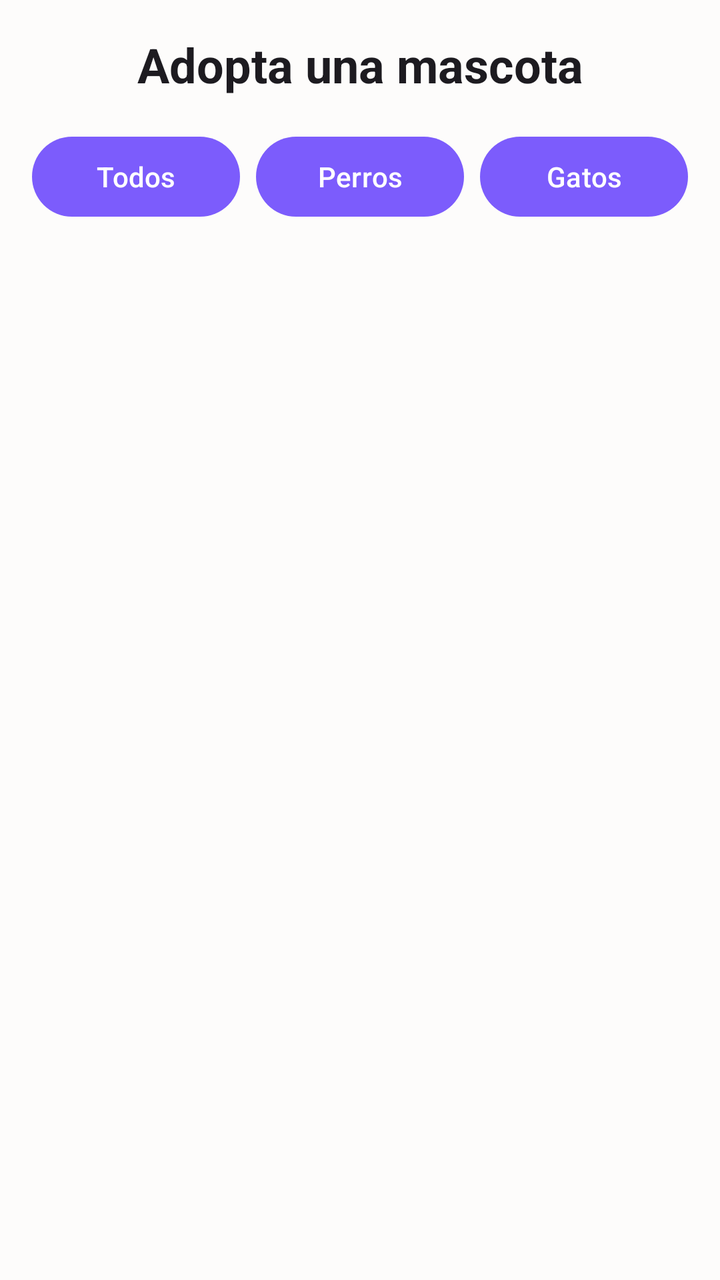
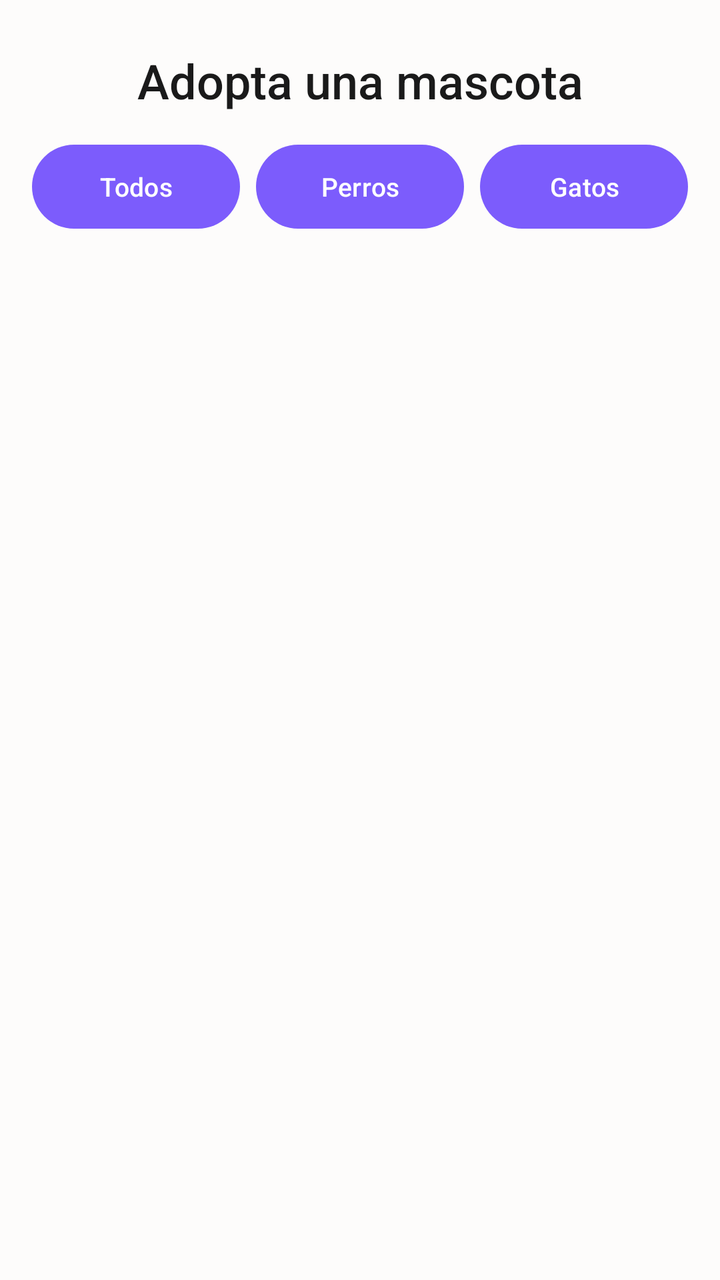

Screens rendered from an Android XML layout before and after an edit, with the pre-edit source and the edit as a unified diff.
<!-- AndroidManifest.xml: application theme Theme.Parcial1amacn4avdifilippopineruavilca -->
<!-- res/layout/activity_pet_list.xml -->
<?xml version="1.0" encoding="utf-8"?>
<LinearLayout xmlns:android="http://schemas.android.com/apk/res/android"
    xmlns:tools="http://schemas.android.com/tools"
    android:id="@+id/main"
    android:layout_width="match_parent"
    android:layout_height="match_parent"
    android:orientation="vertical"
    android:background="?android:attr/windowBackground"
    tools:context=".PetListActivity">

    <TextView
        android:id="@+id/tv_title"
        android:layout_width="match_parent"
        android:layout_height="wrap_content"
        android:text="@string/title_adopt"
        android:textSize="@dimen/text_size_title"
        android:textStyle="bold"
        android:textColor="?android:attr/textColorPrimary"
        android:gravity="center"
        android:padding="@dimen/padding_medium" />

    <LinearLayout
        android:layout_width="match_parent"
        android:layout_height="wrap_content"
        android:orientation="horizontal"
        android:gravity="center"
        android:paddingHorizontal="@dimen/padding_medium"
        android:paddingBottom="@dimen/padding_small">

        <Button
            android:id="@+id/btn_filter_all"
            android:layout_width="0dp"
            android:layout_height="wrap_content"
            android:layout_weight="1"
            android:layout_marginEnd="@dimen/margin_small"
            android:text="@string/filter_all" />

        <Button
            android:id="@+id/btn_filter_dogs"
            android:layout_width="0dp"
            android:layout_height="wrap_content"
            android:layout_weight="1"
            android:layout_marginEnd="@dimen/margin_small"
            android:text="@string/filter_dogs" />

        <Button
            android:id="@+id/btn_filter_cats"
            android:layout_width="0dp"
            android:layout_height="wrap_content"
            android:layout_weight="1"
            android:text="@string/filter_cats" />
    </LinearLayout>

    <ScrollView
        android:layout_width="match_parent"
        android:layout_height="0dp"
        android:layout_weight="1"
        android:paddingHorizontal="@dimen/padding_medium">

        <LinearLayout
            android:id="@+id/layout_pet_container"
            android:layout_width="match_parent"
            android:layout_height="wrap_content"
            android:orientation="vertical"
            android:paddingBottom="@dimen/padding_medium" />
    </ScrollView>

</LinearLayout>
<!-- resources referenced by this layout -->
<resources>
  <dimen name="margin_small">8dp</dimen>
  <dimen name="padding_medium">16dp</dimen>
  <dimen name="padding_small">8dp</dimen>
  <dimen name="text_size_title">24sp</dimen>
  <string name="filter_all">Todos</string>
  <string name="filter_cats">Gatos</string>
  <string name="filter_dogs">Perros</string>
  <string name="title_adopt">Adopta una mascota</string>
  <style name="Theme.Parcial1amacn4avdifilippopineruavilca" parent="Base.Theme.Parcial1amacn4avdifilippopineruavilca" />
  <style name="Base.Theme.Parcial1amacn4avdifilippopineruavilca" parent="Theme.Material3.DayNight.NoActionBar">
          <item name="colorPrimary">@color/accent</item>
          <item name="android:windowBackground">@color/background</item>
          <item name="android:statusBarColor">@color/background</item>
          <item name="android:windowLightStatusBar">true</item>
      </style>
  <color name="accent">#7C5CFC</color>
  <color name="background">#FDFCFB</color>
</resources>

<!-- the commit's change to res/layout/activity_pet_list.xml (unified diff, before → after) -->
@@ -1,11 +1,12 @@
 <?xml version="1.0" encoding="utf-8"?>
 <LinearLayout xmlns:android="http://schemas.android.com/apk/res/android"
+    xmlns:app="http://schemas.android.com/apk/res-auto"
     xmlns:tools="http://schemas.android.com/tools"
     android:id="@+id/main"
     android:layout_width="match_parent"
     android:layout_height="match_parent"
     android:orientation="vertical"
-    android:background="?android:attr/windowBackground"
+    android:background="@color/background"
     tools:context=".PetListActivity">
 
     <TextView
@@ -13,41 +14,54 @@
         android:layout_width="match_parent"
         android:layout_height="wrap_content"
         android:text="@string/title_adopt"
-        android:textSize="@dimen/text_size_title"
-        android:textStyle="bold"
-        android:textColor="?android:attr/textColorPrimary"
+        android:textSize="24sp"
+        android:fontFamily="sans-serif-medium"
+        android:textColor="@color/text_primary"
         android:gravity="center"
-        android:padding="@dimen/padding_medium" />
+        android:paddingTop="24dp"
+        android:paddingBottom="16dp" />
 
     <LinearLayout
         android:layout_width="match_parent"
         android:layout_height="wrap_content"
         android:orientation="horizontal"
         android:gravity="center"
-        android:paddingHorizontal="@dimen/padding_medium"
-        android:paddingBottom="@dimen/padding_small">
+        android:paddingHorizontal="16dp"
+        android:paddingBottom="16dp">
 
-        <Button
+        <com.google.android.material.button.MaterialButton
             android:id="@+id/btn_filter_all"
             android:layout_width="0dp"
-            android:layout_height="wrap_content"
+            android:layout_height="42dp"
             android:layout_weight="1"
-            android:layout_marginEnd="@dimen/margin_small"
+            android:layout_marginEnd="8dp"
+            android:textSize="13sp"
+            android:insetTop="0dp"
+            android:insetBottom="0dp"
+            app:cornerRadius="21dp"
             android:text="@string/filter_all" />
 
-        <Button
+        <com.google.android.material.button.MaterialButton
             android:id="@+id/btn_filter_dogs"
             android:layout_width="0dp"
-            android:layout_height="wrap_content"
+            android:layout_height="42dp"
             android:layout_weight="1"
-            android:layout_marginEnd="@dimen/margin_small"
+            android:layout_marginEnd="8dp"
+            android:textSize="13sp"
+            android:insetTop="0dp"
+            android:insetBottom="0dp"
+            app:cornerRadius="21dp"
             android:text="@string/filter_dogs" />
 
-        <Button
+        <com.google.android.material.button.MaterialButton
             android:id="@+id/btn_filter_cats"
             android:layout_width="0dp"
-            android:layout_height="wrap_content"
+            android:layout_height="42dp"
             android:layout_weight="1"
+            android:textSize="13sp"
+            android:insetTop="0dp"
+            android:insetBottom="0dp"
+            app:cornerRadius="21dp"
             android:text="@string/filter_cats" />
     </LinearLayout>
 
@@ -55,14 +69,15 @@
         android:layout_width="match_parent"
         android:layout_height="0dp"
         android:layout_weight="1"
-        android:paddingHorizontal="@dimen/padding_medium">
+        android:clipToPadding="false"
+        android:paddingHorizontal="16dp">
 
         <LinearLayout
             android:id="@+id/layout_pet_container"
             android:layout_width="match_parent"
             android:layout_height="wrap_content"
             android:orientation="vertical"
-            android:paddingBottom="@dimen/padding_medium" />
+            android:paddingBottom="16dp" />
     </ScrollView>
 
 </LinearLayout>
<!-- resource entries referenced after the edit -->
@@ -1,9 +1,5 @@
 <!-- resources referenced by this layout -->
 <resources>
-  <dimen name="margin_small">8dp</dimen>
-  <dimen name="padding_medium">16dp</dimen>
-  <dimen name="padding_small">8dp</dimen>
-  <dimen name="text_size_title">24sp</dimen>
   <string name="filter_all">Todos</string>
   <string name="filter_cats">Gatos</string>
   <string name="filter_dogs">Perros</string>
@@ -17,5 +13,6 @@
       </style>
   <color name="accent">#7C5CFC</color>
   <color name="background">#FDFCFB</color>
+  <color name="text_primary">#1A1A1A</color>
 </resources>
 
